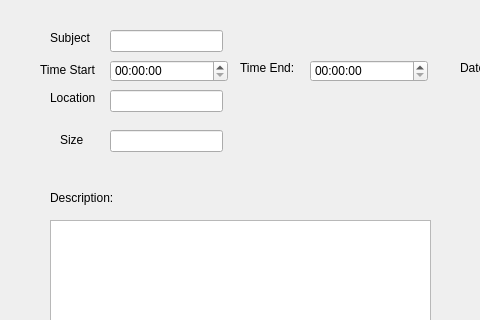
Before: the Qt Designer form StudyMeet/createnewsession.ui in DanielCChavez/StudyMeet, drawn with Qt 5; both pictures show x 0 to 480 and y 0 to 320 of the 775 by 411 pixel window.
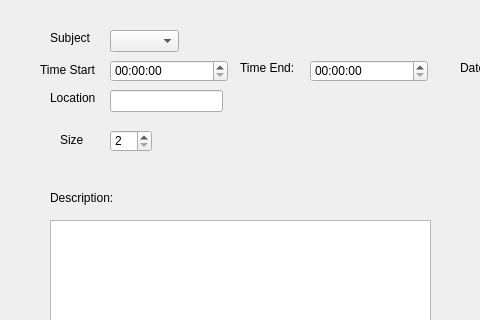
After: the same form once the commit is applied.

Commit message: clean up, fixes selection issue with refresh, refactored create session UI

The edit to the form file:
```diff
--- a/StudyMeet/createnewsession.ui
+++ b/StudyMeet/createnewsession.ui
@@ -39,16 +39,6 @@
     <string>Subject</string>
    </property>
   </widget>
-  <widget class="QLineEdit" name="SubjectEntry">
-   <property name="geometry">
-    <rect>
-     <x>110</x>
-     <y>30</y>
-     <width>113</width>
-     <height>22</height>
-    </rect>
-   </property>
-  </widget>
   <widget class="QLabel" name="timeStartLabel">
    <property name="geometry">
     <rect>
@@ -98,16 +88,6 @@
     <string>Size</string>
    </property>
   </widget>
-  <widget class="QLineEdit" name="sizeOfSessionEdit">
-   <property name="geometry">
-    <rect>
-     <x>110</x>
-     <y>130</y>
-     <width>113</width>
-     <height>22</height>
-    </rect>
-   </property>
-  </widget>
   <widget class="QLabel" name="DescriptionLabel">
    <property name="geometry">
     <rect>
@@ -216,6 +196,35 @@
     <string>Date</string>
    </property>
   </widget>
+  <widget class="QComboBox" name="subjectBox">
+   <property name="geometry">
+    <rect>
+     <x>110</x>
+     <y>30</y>
+     <width>69</width>
+     <height>22</height>
+    </rect>
+   </property>
+   <property name="currentText">
+    <string/>
+   </property>
+  </widget>
+  <widget class="QSpinBox" name="numberBox">
+   <property name="geometry">
+    <rect>
+     <x>110</x>
+     <y>130</y>
+     <width>42</width>
+     <height>22</height>
+    </rect>
+   </property>
+   <property name="minimum">
+    <number>2</number>
+   </property>
+   <property name="maximum">
+    <number>20</number>
+   </property>
+  </widget>
  </widget>
  <layoutdefault spacing="6" margin="11"/>
  <tabstops>
```
Left out of the diff: 11 changed lines with no effect on the pictures. The commit also changes 20 other files.
